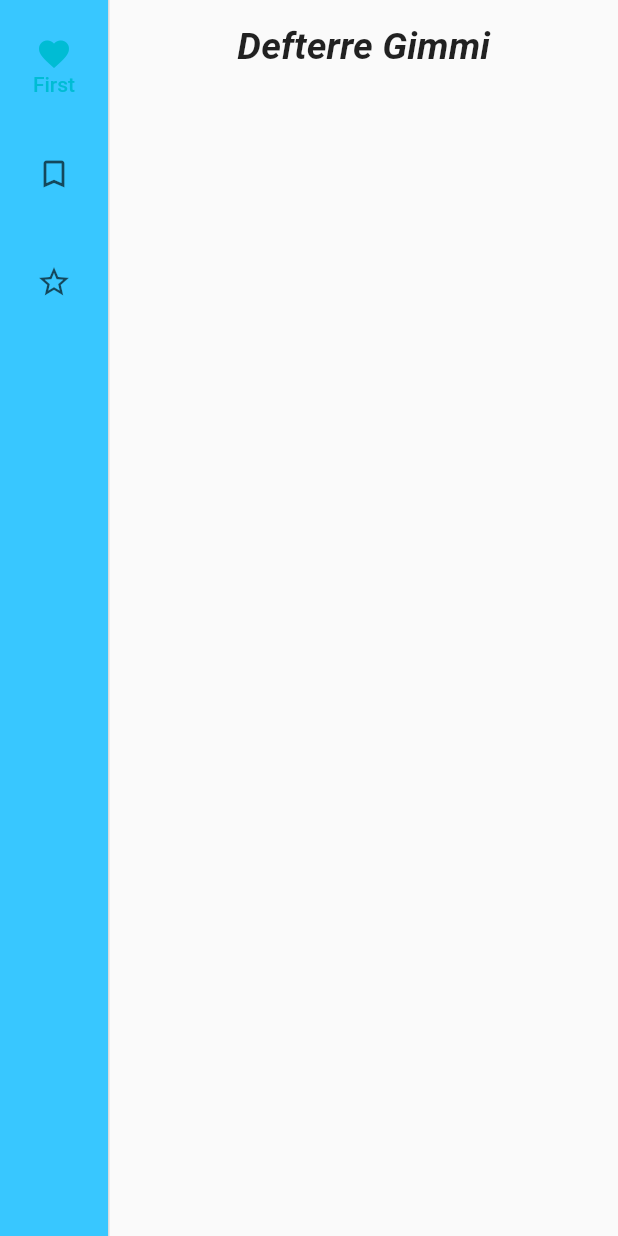
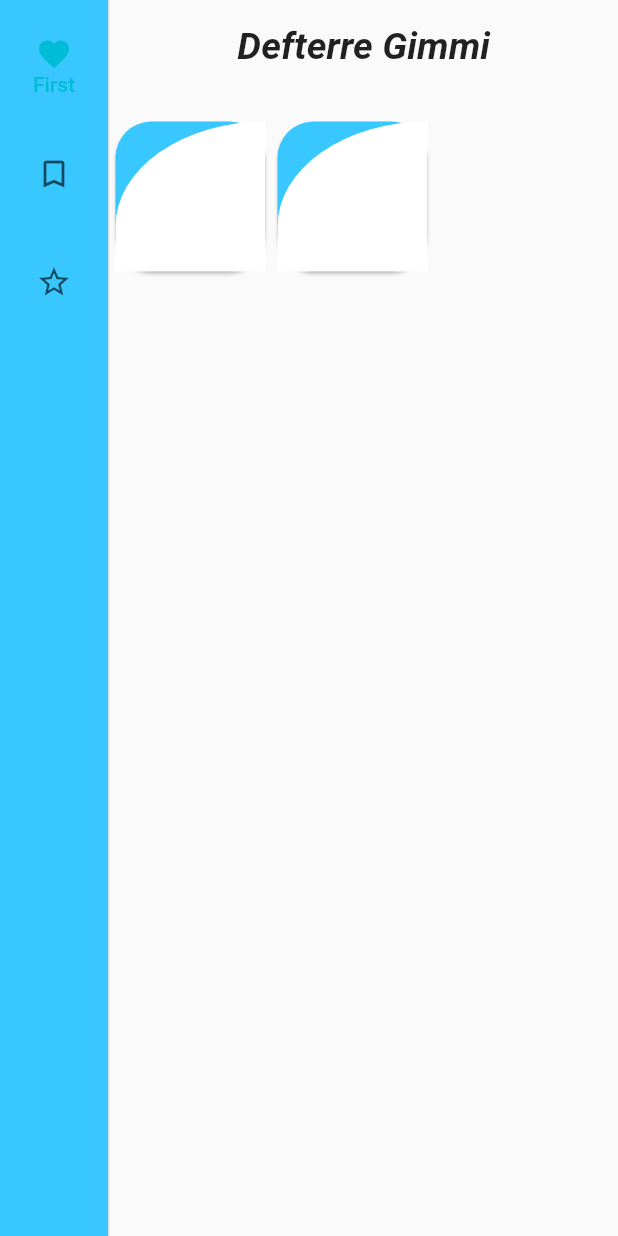
Before and after one commit to baimamboukar/cantiques_adventistes, a Flutter app: the screen it shows after launch, on a phone screen of 412 x 824 dp. Run offline on Flutter 3.47's test engine with Material 2 defaults, Android fonts, the phone set to English and light mode, and no system bars; our stand-ins replace google_fonts.

Commit message:
boxes added

```diff
--- a/lib/screens/home.dart
+++ b/lib/screens/home.dart
@@ -1,4 +1,5 @@
 import 'package:cantiques_adventistes/utils/utils.dart';
+import 'package:cantiques_adventistes/widgets/widgets.dart';
 import 'package:flutter/material.dart';
 
 class Home extends StatelessWidget {
@@ -36,8 +37,8 @@ class Home extends StatelessWidget {
           // This is the main content.
           Expanded(
             child: Column(
-              children: const [
-                Center(
+              children: [
+                const Center(
                   child: Padding(
                     padding: EdgeInsets.all(16.0),
                     child: Text(
@@ -50,6 +51,13 @@ class Home extends StatelessWidget {
                     ),
                   ),
                 ),
+                const SizedBox(height: 16.0),
+                Row(
+                  children: const [
+                    OptionBox(),
+                    OptionBox(),
+                  ],
+                )
               ],
             ),
           )
```
